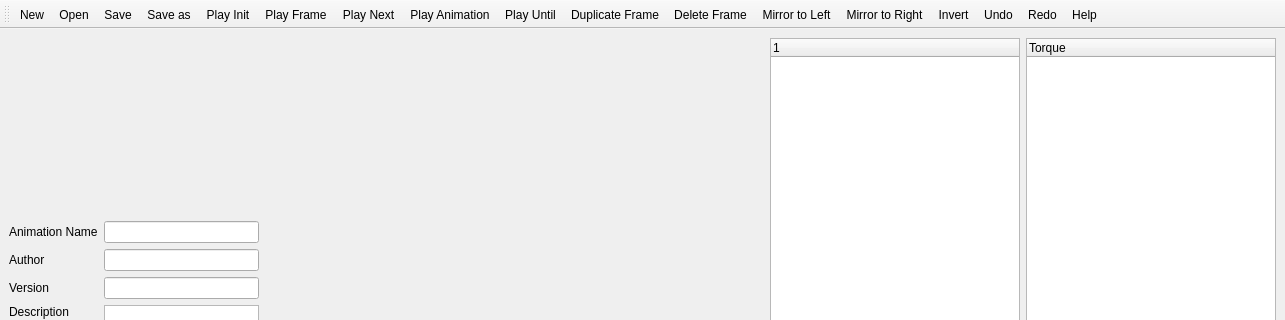
First picture: the form in bitbots_motion/bitbots_animation_rqt/resource/RecordUI.ui, repository wangbin0619/bitbots_main_backup_20250909, before the edit; both pictures show x 0 to 1285 and y 0 to 320 of the 1285 by 670 pixel window.
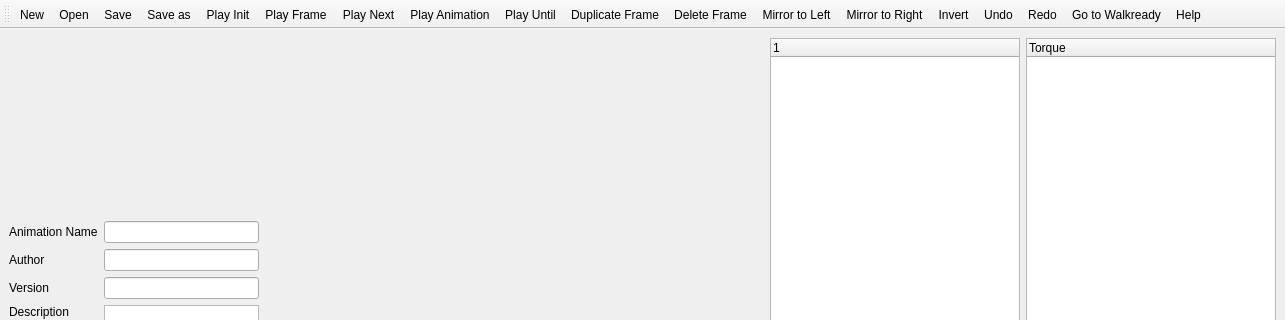
Second picture: the form after the edit.

Commit message: Add walkready btn and fix seg fault

```diff
--- a/bitbots_motion/bitbots_animation_rqt/resource/RecordUI.ui
+++ b/bitbots_motion/bitbots_animation_rqt/resource/RecordUI.ui
@@ -191,6 +191,7 @@
    <addaction name="actionInvert"/>
    <addaction name="actionUndo"/>
    <addaction name="actionRedo"/>
+   <addaction name="actionWalkready"/>
    <addaction name="actionHelp"/>
   </widget>
   <widget class="QStatusBar" name="statusBar"/>
@@ -322,6 +323,14 @@
     <string>Ctrl+Down</string>
    </property>
   </action>
+  <action name="actionWalkready">
+   <property name="text">
+    <string>Go to Walkready</string>
+   </property>
+   <property name="shortcut">
+    <string>Ctrl+W</string>
+   </property>
+  </action>
   <action name="actionHelp">
    <property name="text">
     <string>Help</string>
```
The commit also changes 2 other files.
